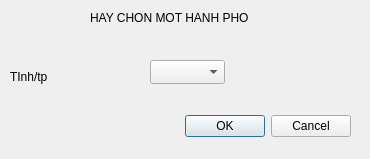
Before: the Qt Designer form dialog_chontp.ui in xdien/qlsv_ktx, drawn with Qt 5.
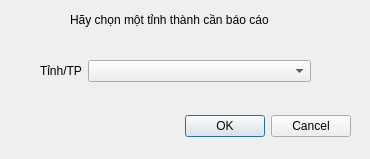
After: the same form once the commit is applied.

```diff
--- a/dialog_chontp.ui
+++ b/dialog_chontp.ui
@@ -32,38 +32,37 @@
   <widget class="QLabel" name="label">
    <property name="geometry">
     <rect>
-     <x>90</x>
+     <x>70</x>
      <y>10</y>
-     <width>191</width>
-     <height>16</height>
+     <width>241</width>
+     <height>20</height>
     </rect>
    </property>
    <property name="text">
-    <string>HAY CHON MOT HANH PHO</string>
+    <string>Hãy chọn một tỉnh thành cần báo cáo</string>
    </property>
   </widget>
-  <widget class="QComboBox" name="comboBox">
+  <widget class="QWidget" name="">
    <property name="geometry">
     <rect>
-     <x>150</x>
+     <x>40</x>
      <y>60</y>
-     <width>75</width>
-     <height>24</height>
+     <width>271</width>
+     <height>26</height>
     </rect>
    </property>
-  </widget>
-  <widget class="QLabel" name="label_2">
-   <property name="geometry">
-    <rect>
-     <x>10</x>
-     <y>70</y>
-     <width>57</width>
-     <height>14</height>
-    </rect>
-   </property>
-   <property name="text">
-    <string>TInh/tp</string>
-   </property>
+   <layout class="QFormLayout" name="formLayout">
+    <item row="0" column="0">
+     <widget class="QLabel" name="label_2">
+      <property name="text">
+       <string>Tỉnh/TP</string>
+      </property>
+     </widget>
+    </item>
+    <item row="0" column="1">
+     <widget class="QComboBox" name="comboBox"/>
+    </item>
+   </layout>
   </widget>
  </widget>
  <resources/>
```
